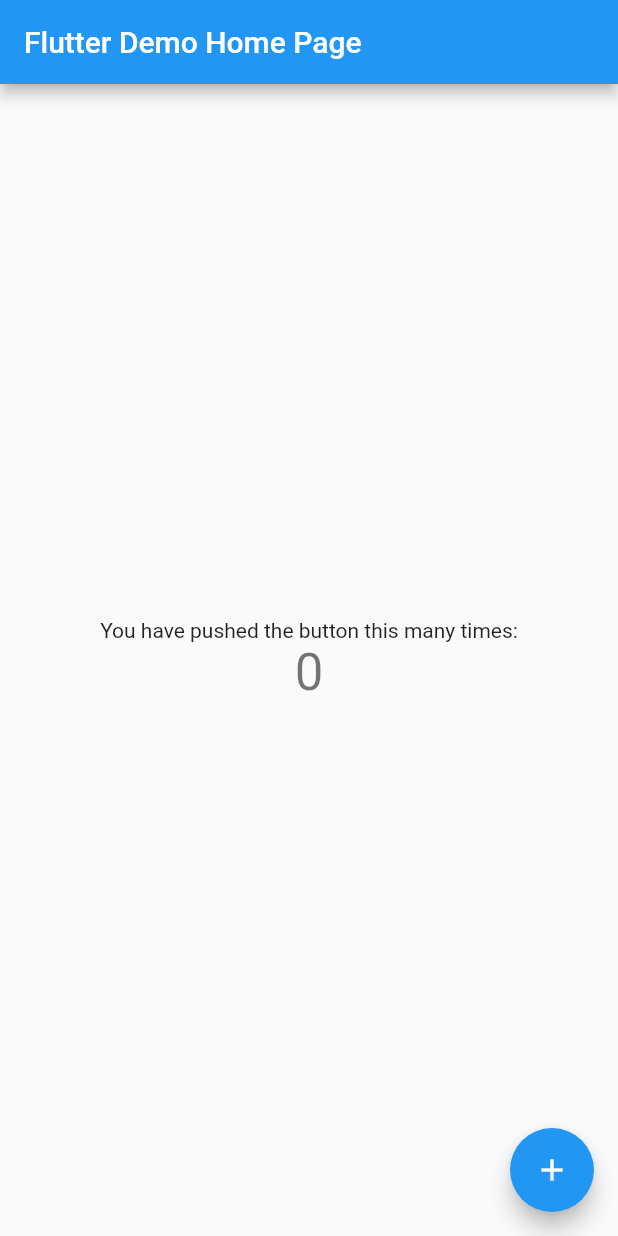
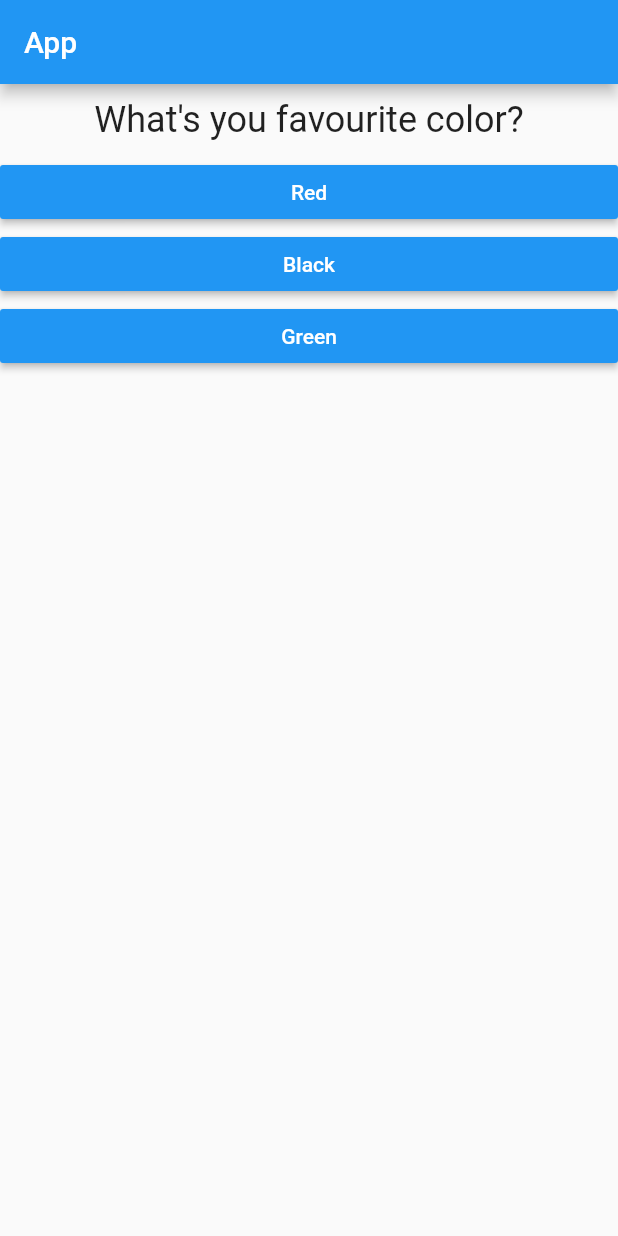
Before and after one commit to Vlad6847/flutter, a Flutter app: the screen it shows after launch, on a phone screen of 412 x 824 dp. Run offline on Flutter 3.47's test engine with Material 2 defaults, Android fonts, the phone set to English and light mode, and no system bars.

Commit message:
Finish quiz app

```diff
--- /dev/null
+++ b/lib/answer.dart
@@ -0,0 +1,21 @@
+import 'package:flutter/material.dart';
+
+class Answer extends StatelessWidget {
+  final String text;
+  final Function action;
+
+  Answer({@required this.text, @required this.action});
+
+  @override
+  Widget build(BuildContext context) {
+    return Container(
+      width: double.infinity,
+      child: RaisedButton(
+        textColor: Colors.white,
+        color: Colors.blue,
+        onPressed: action,
+        child: Text(text),
+      ),
+    );
+  }
+}
--- a/lib/main.dart
+++ b/lib/main.dart
@@ -1,111 +1,88 @@
 import 'package:flutter/material.dart';
+
+import './quiz.dart';
+import './result.dart';
 
 void main() => runApp(MyApp());
 
-class MyApp extends StatelessWidget {
-  // This widget is the root of your application.
+class MyApp extends StatefulWidget {
   @override
-  Widget build(BuildContext context) {
-    return MaterialApp(
-      title: 'Flutter Demo',
-      theme: ThemeData(
-        // This is the theme of your application.
-        //
-        // Try running your application with "flutter run". You'll see the
-        // application has a blue toolbar. Then, without quitting the app, try
-        // changing the primarySwatch below to Colors.green and then invoke
-        // "hot reload" (press "r" in the console where you ran "flutter run",
-        // or simply save your changes to "hot reload" in a Flutter IDE).
-        // Notice that the counter didn't reset back to zero; the application
-        // is not restarted.
-        primarySwatch: Colors.blue,
-      ),
-      home: MyHomePage(title: 'Flutter Demo Home Page'),
-    );
+  State<StatefulWidget> createState() {
+    return _MyAppState();
   }
 }
 
-class MyHomePage extends StatefulWidget {
-  MyHomePage({Key key, this.title}) : super(key: key);
+class _MyAppState extends State<MyApp> {
+  int _totalScore = 0;
+  int _questionIndex = 0;
 
-  // This widget is the home page of your application. It is stateful, meaning
-  // that it has a State object (defined below) that contains fields that affect
-  // how it looks.
+  final _questions = const [
+    {
+      'questionText': 'What\'s you favourite color?',
+      'answers': [
+        {
+          'text': 'Red',
+          'score': 10,
+        },
+        {
+          'text': 'Black',
+          'score': 8,
+        },
+        {
+          'text': 'Green',
+          'score': 6,
+        },
+      ],
+    },
+    {
+      'questionText': 'What\'s you favourite animal?',
+      'answers': [
+        {
+          'text': 'Dog',
+          'score': 9,
+        },
+        {
+          'text': 'Cat',
+          'score': 7,
+        },
+        {
+          'text': 'Rabbit',
+          'score': 5,
+        },
+      ],
+    }
+  ];
 
-  // This class is the configuration for the state. It holds the values (in this
-  // case the title) provided by the parent (in this case the App widget) and
-  // used by the build method of the State. Fields in a Widget subclass are
-  // always marked "final".
+  void _answerQuestion(currentAnswerScore) {
+    _totalScore += currentAnswerScore;
+    if (_questionIndex < _questions.length) {
+      setState(() => _questionIndex++);
+    }
+  }
 
-  final String title;
-
-  @override
-  _MyHomePageState createState() => _MyHomePageState();
-}
-
-class _MyHomePageState extends State<MyHomePage> {
-  int _counter = 0;
-
-  void _incrementCounter() {
+  void _restartQuiz() {
     setState(() {
-      // This call to setState tells the Flutter framework that something has
-      // changed in this State, which causes it to rerun the build method below
-      // so that the display can reflect the updated values. If we changed
-      // _counter without calling setState(), then the build method would not be
-      // called again, and so nothing would appear to happen.
-      _counter++;
+      _totalScore = 0;
+      _questionIndex = 0;
     });
   }
 
   @override
   Widget build(BuildContext context) {
-    // This method is rerun every time setState is called, for instance as done
-    // by the _incrementCounter method above.
-    //
-    // The Flutter framework has been optimized to make rerunning build methods
-    // fast, so that you can just rebuild anything that needs updating rather
-    // than having to individually change instances of widgets.
-    return Scaffold(
-      appBar: AppBar(
-        // Here we take the value from the MyHomePage object that was created by
-        // the App.build method, and use it to set our appbar title.
-        title: Text(widget.title),
+    return MaterialApp(
+      debugShowCheckedModeBanner: false,
+      home: Scaffold(
+        appBar: AppBar(
+          title: Text('App'),
+        ),
+        body: _questionIndex < _questions.length
+            ? Quiz(
+                questions: _questions,
+                questionIndex: _questionIndex,
+                answerQuestionHandler: _answerQuestion,
+              )
+            : Result(score: _totalScore, restartQuiz: _restartQuiz),
       ),
-      body: Center(
-        // Center is a layout widget. It takes a single child and positions it
-        // in the middle of the parent.
-        child: Column(
-          // Column is also layout widget. It takes a list of children and
-          // arranges them vertically. By default, it sizes itself to fit its
-          // children horizontally, and tries to be as tall as its parent.
-          //
-          // Invoke "debug painting" (press "p" in the console, choose the
-          // "Toggle Debug Paint" action from the Flutter Inspector in Android
-          // Studio, or the "Toggle Debug Paint" command in Visual Studio Code)
-          // to see the wireframe for each widget.
-          //
-          // Column has various properties to control how it sizes itself and
-          // how it positions its children. Here we use mainAxisAlignment to
-          // center the children vertically; the main axis here is the vertical
-          // axis because Columns are vertical (the cross axis would be
-          // horizontal).
-          mainAxisAlignment: MainAxisAlignment.center,
-          children: <Widget>[
-            Text(
-              'You have pushed the button this many times:',
-            ),
-            Text(
-              '$_counter',
-              style: Theme.of(context).textTheme.display1,
-            ),
-          ],
-        ),
-      ),
-      floatingActionButton: FloatingActionButton(
-        onPressed: _incrementCounter,
-        tooltip: 'Increment',
-        child: Icon(Icons.add),
-      ), // This trailing comma makes auto-formatting nicer for build methods.
     );
   }
 }
--- /dev/null
+++ b/lib/question.dart
@@ -0,0 +1,20 @@
+import 'package:flutter/material.dart';
+
+class Question extends StatelessWidget {
+  final String questionText;
+
+  Question({@required this.questionText});
+
+  @override
+  Widget build(BuildContext context) {
+    return Container(
+      width: double.infinity,
+      margin: EdgeInsets.all(10.0),
+      child: Text(
+        questionText,
+        style: TextStyle(fontSize: 24.0),
+        textAlign: TextAlign.center,
+      ),
+    );
+  }
+}
--- /dev/null
+++ b/lib/quiz.dart
@@ -0,0 +1,37 @@
+import 'package:flutter/material.dart';
+
+import './answer.dart';
+import './question.dart';
+
+class Quiz extends StatelessWidget {
+  final questions;
+  final int questionIndex;
+  final Function answerQuestionHandler;
+
+  Quiz(
+      {@required this.questions,
+      @required this.questionIndex,
+      @required this.answerQuestionHandler});
+  @override
+  Widget build(BuildContext context) {
+    return Column(
+      children: <Widget>[
+        Question(
+          questionText: questions[questionIndex]['questionText'],
+        ),
+        Column(
+          children: <Widget>[
+            ...(questions[questionIndex]['answers']
+                    as List<Map<String, Object>>)
+                .map((answer) {
+              return Answer(
+                text: answer['text'],
+                action: () => answerQuestionHandler(answer['score']),
+              );
+            }).toList(),
+          ],
+        ),
+      ],
+    );
+  }
+}
--- /dev/null
+++ b/lib/result.dart
@@ -0,0 +1,45 @@
+import 'package:flutter/material.dart';
+
+class Result extends StatelessWidget {
+  final int score;
+  final Function restartQuiz;
+
+  Result({@required this.score, this.restartQuiz});
+
+  String get resultPhrase {
+    String resultText = '';
+
+    if (score <= 8) {
+      resultText = 'You are awesome';
+    } else if (score <= 16) {
+      resultText = 'You are ... strange?!';
+    } else {
+      resultText = 'You are so bad!';
+    }
+
+    return resultText;
+  }
+
+  @override
+  Widget build(BuildContext context) {
+    return Center(
+      child: Column(
+        children: <Widget>[
+          Text(
+            resultPhrase,
+            style: TextStyle(
+              fontSize: 36.0,
+              fontWeight: FontWeight.bold,
+            ),
+            textAlign: TextAlign.center,
+          ),
+          FlatButton(
+            child: Text('Restart Quiz!'),
+            onPressed: restartQuiz,
+            textColor: Colors.blue,
+          ),
+        ],
+      ),
+    );
+  }
+}
--- a/pubspec.yaml
+++ b/pubspec.yaml
@@ -14,7 +14,7 @@ description: A new Flutter application.
 version: 1.0.0+1
 
 environment:
-  sdk: ">=2.1.0 <3.0.0"
+  sdk: ">=2.2.2 <3.0.0"
 
 dependencies:
   flutter:
```
Also changed, not shown: 3 other files.
